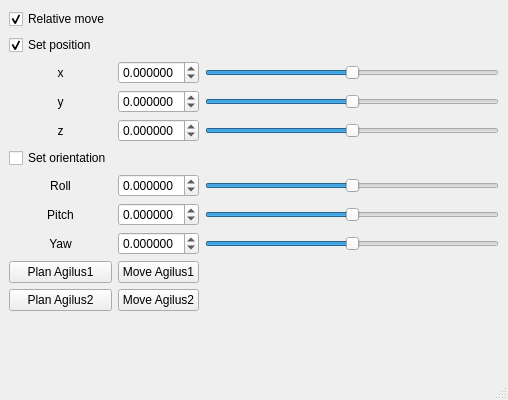
Old version of the form ui/main_window.ui in the repository bj0rkedal/qt_agilus_planner.
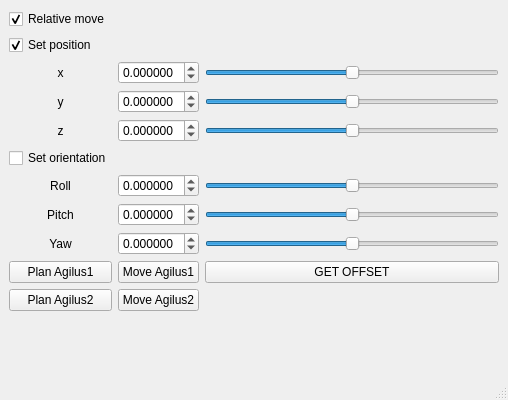
New version of the form. Icons and pictures are not drawn.

```diff
--- a/ui/main_window.ui
+++ b/ui/main_window.ui
@@ -330,6 +330,13 @@
       </property>
      </widget>
     </item>
+    <item row="11" column="3">
+     <widget class="QPushButton" name="pushButton_get_offset1">
+      <property name="text">
+       <string>GET OFFSET</string>
+      </property>
+     </widget>
+    </item>
    </layout>
   </widget>
   <widget class="QStatusBar" name="statusbar"/>
```
